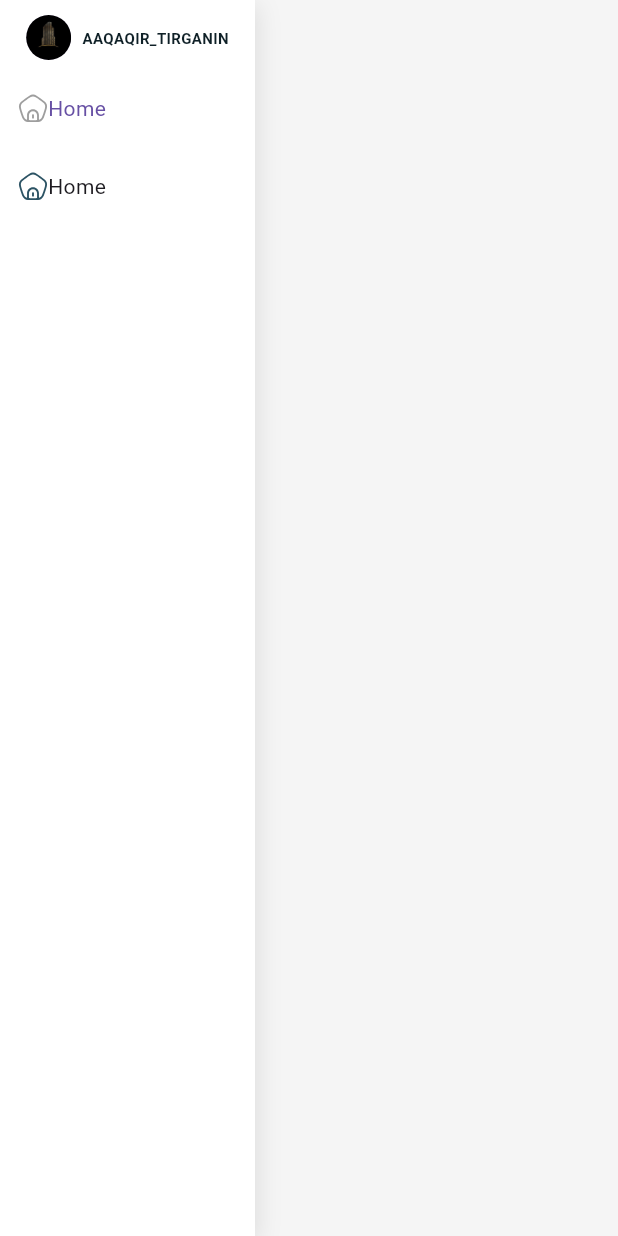
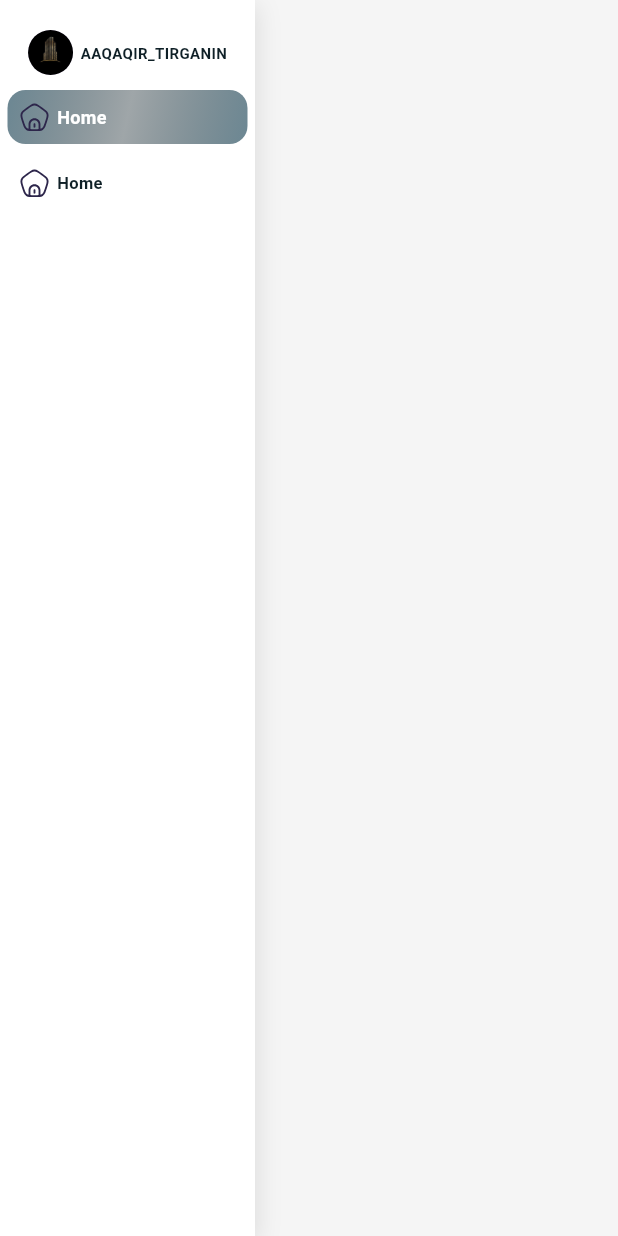
Before and after one commit to saidelouardy1/AAQAQR_TIRGANIN_USE_NODE.JS_MONGDB, a Flutter app: the NavigatorBarStaffView screen opened by its route, on a phone screen of 412 x 824 dp. Run offline on Flutter 3.47's test engine with Material 3 defaults, Android fonts, the light colour scheme and no system bars; drawn by our look-alikes of sidebarx; our stand-ins replace flutter_svg, get, google_fonts, lottie.

Commit message:
side bar

```diff
--- a/lib/app/modules/NavigatorBarStaff/views/navigator_bar_staff_view.dart
+++ b/lib/app/modules/NavigatorBarStaff/views/navigator_bar_staff_view.dart
@@ -16,16 +16,19 @@ class NavigatorBarStaffView extends GetView<NavigatorBarStaffController> {
     return Scaffold(
       backgroundColor: ColorsApp.Grey6,
       body: SidebarX(
+        controller: SidebarXController(selectedIndex: 0, extended: true),
         headerDivider: Container(
-              padding: EdgeInsets.symmetric(horizontal: 10 ,vertical: 10),
+          padding: EdgeInsets.only(top: 20, bottom: 10),
           width: Get.width,
           child: Row(
-                mainAxisAlignment: MainAxisAlignment.spaceEvenly,
+            mainAxisAlignment: MainAxisAlignment.center,
             children: [
+              /////////////////////////////////////////////////////// header Divider
               CircleAvatar(
                 foregroundImage: AssetImage(ImagesIconApp.logo),
                 radius: 15,
               ),
+              SizedBox(width: 5),
               Text(
                 'AAQAQIR_TIRGANIN'.tr,
                 style: TextStyle(
@@ -33,14 +36,25 @@ class NavigatorBarStaffView extends GetView<NavigatorBarStaffController> {
                   fontWeight: FontWeight.w700,
                   color: ColorsApp.Colors_gradientSplachscreen1,
                 ),
-                  )
+              ),
             ],
           ),
         ),
-            controller: SidebarXController(selectedIndex: 0 , extended: true),
         showToggleButton: false,
+        ///////////////////////////////////////////////////////////////////// controller
         theme: SidebarXTheme(
           width: 170,
+          selectedItemMargin: EdgeInsets.symmetric(horizontal: 5),
+          selectedItemTextPadding: EdgeInsets.symmetric(horizontal: 5),
+          itemTextPadding: EdgeInsets.symmetric(horizontal: 5),
+          itemMargin: EdgeInsets.symmetric(horizontal: 5),
+          //////////////////////////////////////////////////// hover Text
+          hoverTextStyle: TextStyle(
+            fontSize: Fonts.headlineSmall,
+            fontWeight: FontWeight.w700,
+            color: ColorsApp.Colors_gradientSplachscreen1,
+          ),
+          ///////////////////////////////////////////////// Shodow sid bar
           decoration: BoxDecoration(
             color: Colors.white,
             boxShadow: [
@@ -51,33 +65,58 @@ class NavigatorBarStaffView extends GetView<NavigatorBarStaffController> {
               ),
             ],
           ),
+          ///////////////////////////////////////////////// style item in side bar
+          selectedItemDecoration: BoxDecoration(
+            gradient: LinearGradient(
+              colors: [
+                ColorsApp.Colors_gradientSplachscreen2.withAlpha((0.7 * 255).toInt()),
+                ColorsApp.Colors_gradientSplachscreen1.withAlpha((0.4 * 255).toInt()),
+                ColorsApp.Colors_gradientSplachscreen2.withAlpha((0.7 * 255).toInt()),
+              ],
+              begin: Alignment.topLeft,
+              end: Alignment.bottomRight,
+            ),
+            borderRadius: BorderRadius.circular(12),
+          ),
+          ///////////////////////////////////////////////// selected text style
+          selectedTextStyle: TextStyle(
+            fontSize: Fonts.headlineMedium,
+            fontWeight: FontWeight.w700,
+            color: Colors.white,
+          ),
           textStyle: TextStyle(
-
-              )
+            fontSize: Fonts.headlineSmall,
+            fontWeight: FontWeight.w700,
+            color: ColorsApp.Colors_gradientSplachscreen1,
           ),
+        ),
+        ///////////////////////////////////////////////////////////// items
         items: [
           SidebarXItem(
             iconBuilder:
                 (context, selected) => SvgPicture.asset(
                   ImagesIconApp.Home,
                   width: 20,
-                      colorFilter: ColorFilter.mode(
-                        selected ? Colors.green : Colors.grey,
-                        BlendMode.srcIn,
-                      ),
+                //   colorFilter: ColorFilter.mode(
+                //     selected
+                //         ? Colors.black
+                //         : Colors.white,
+                //     BlendMode.srcIn,
+                //   ),
                 ),
             label: 'Home',
           ),
-
           SidebarXItem(
             iconBuilder:
                 (context, selected) => SvgPicture.asset(
                   ImagesIconApp.Home,
                   width: 20,
-                      colorFilter: ColorFilter.mode(
-                        selected ? Colors.green : ColorsApp.Colors_gradientSplachscreen2,
-                        BlendMode.srcIn,
-                      ),
+                  // colorFilter: ColorFilter.mode(
+                  //   selected
+                  //       ? Colors.green
+                  //       : ColorsApp.Colors_gradientSplachscreen2,
+                  //   BlendMode.srcIn,
+                  // ),
                 ),
             label: 'Home',
           ),
```
Lines whose indentation alone changed are shown as unchanged.
